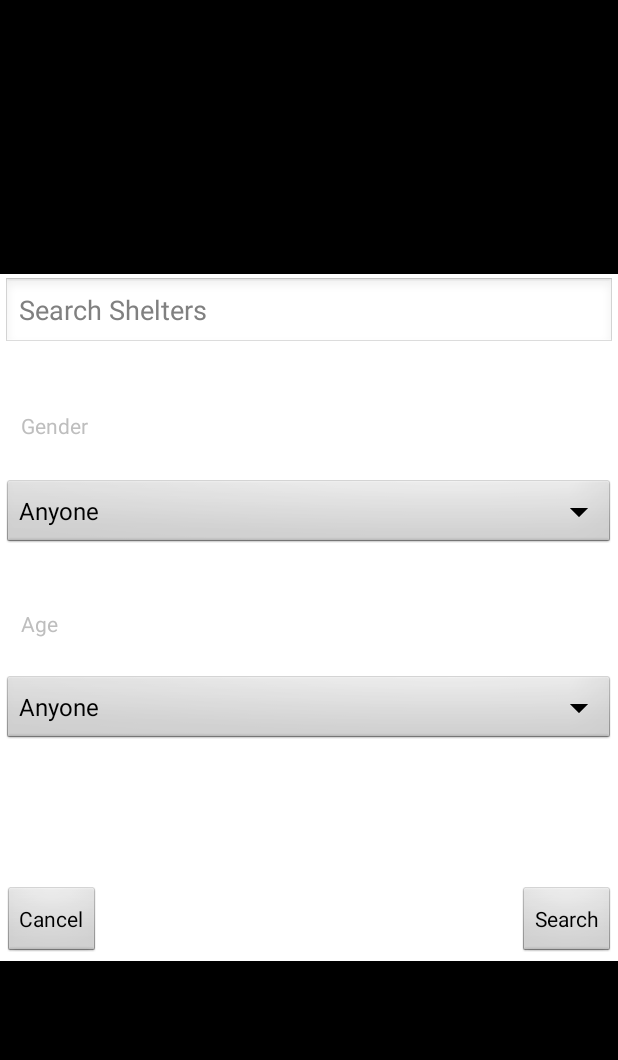
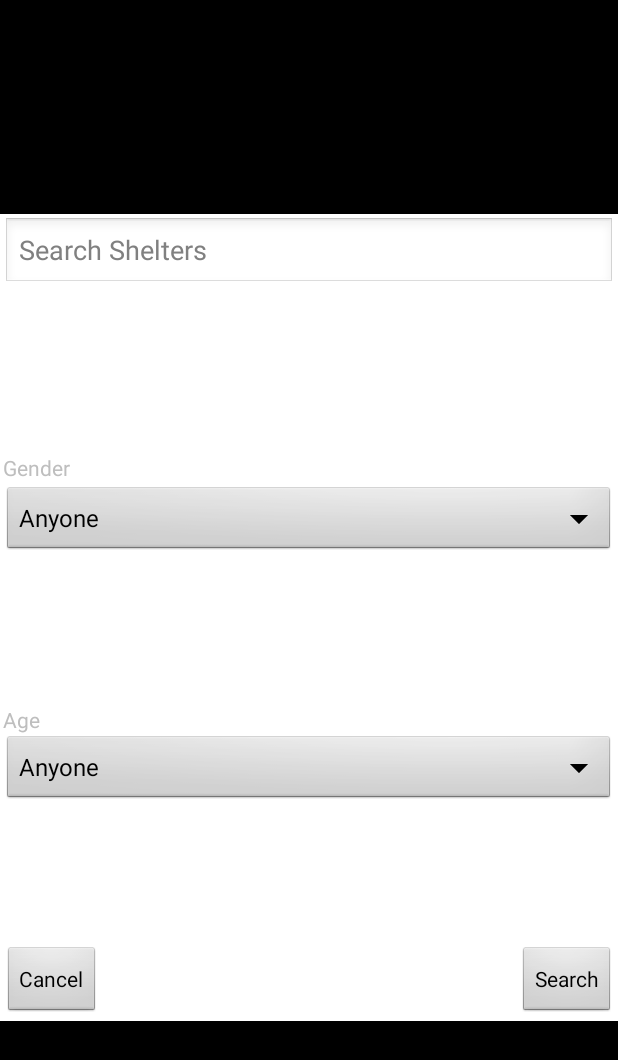
Before and after one commit to plum7ree/Shelter, an Android app: the ShelterSearchPopup screen opened directly, with no data from a screen before it, on a phone screen of 412 x 824 dp. Shown: the top 1060 px of the screen. Run offline under Robolectric (Android 15) with nearby library versions, the phone set to English and light mode, and no system bars.

Commit message:
modified:   app/src/main/res/layout/shelter_search_option_popup.xml

```diff
--- a/app/src/main/res/layout/shelter_search_option_popup.xml
+++ b/app/src/main/res/layout/shelter_search_option_popup.xml
@@ -26,7 +26,7 @@
 
         android:layout_alignParentStart="true"
         android:layout_below="@+id/search_bar"
-        android:layout_marginTop="85dp" />
+        android:layout_marginTop="130dp" />
 
     <Spinner
         android:id="@+id/age_spinner"
@@ -34,7 +34,7 @@
         android:layout_height="wrap_content"
         android:layout_alignParentStart="true"
         android:layout_below="@+id/gender_spinner"
-        android:layout_marginTop="82dp" />
+        android:layout_marginTop="117dp" />
 
     <Button
         android:id="@+id/cancel_button"
@@ -56,22 +56,21 @@
         android:text="Search" />
 
     <TextView
-        android:id="@+id/genderSpinnerTitle"
+        android:id="@+id/textView5"
         android:layout_width="wrap_content"
         android:layout_height="wrap_content"
+        android:layout_alignBottom="@+id/gender_spinner"
         android:layout_alignParentStart="true"
-        android:layout_below="@+id/search_bar"
-        android:layout_marginStart="12dp"
-        android:layout_marginTop="41dp"
+        android:layout_marginBottom="50dp"
         android:text="Gender" />
 
     <TextView
-        android:id="@+id/ageSpinnerTitle"
+        android:id="@+id/textView9"
         android:layout_width="wrap_content"
         android:layout_height="wrap_content"
-        android:layout_alignStart="@+id/genderSpinnerTitle"
-        android:layout_below="@+id/gender_spinner"
-        android:layout_marginTop="39dp"
+        android:layout_above="@+id/cancel_button"
+        android:layout_alignParentStart="true"
+        android:layout_marginBottom="48dp"
         android:text="Age" />
 
 </RelativeLayout>
```
